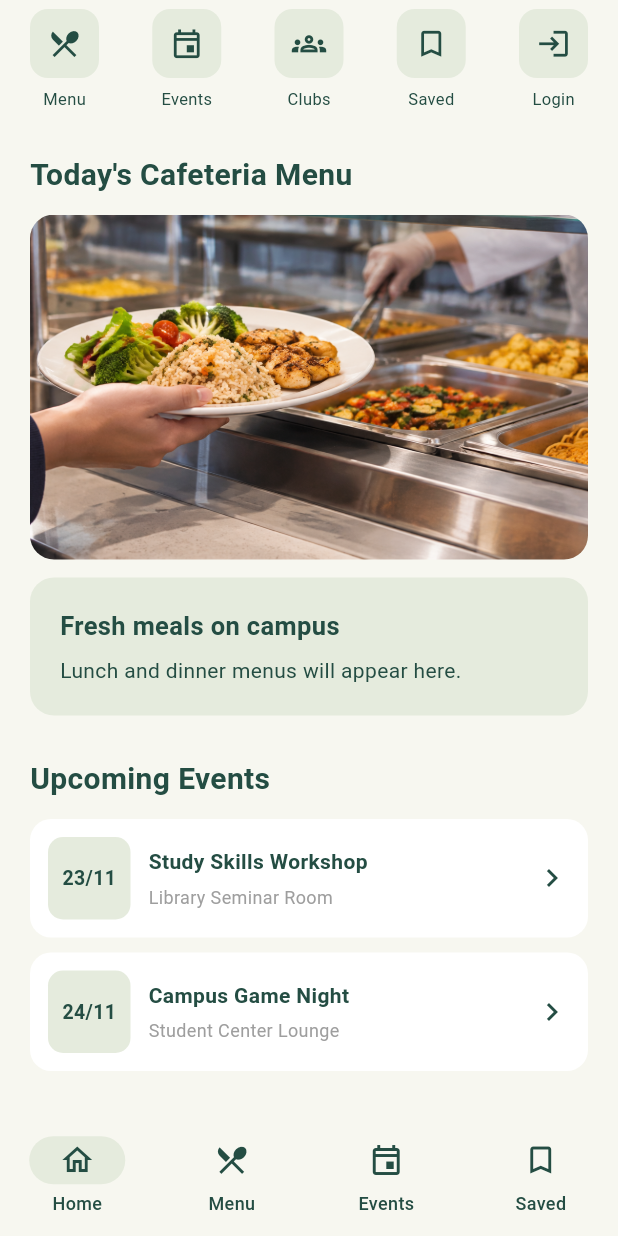
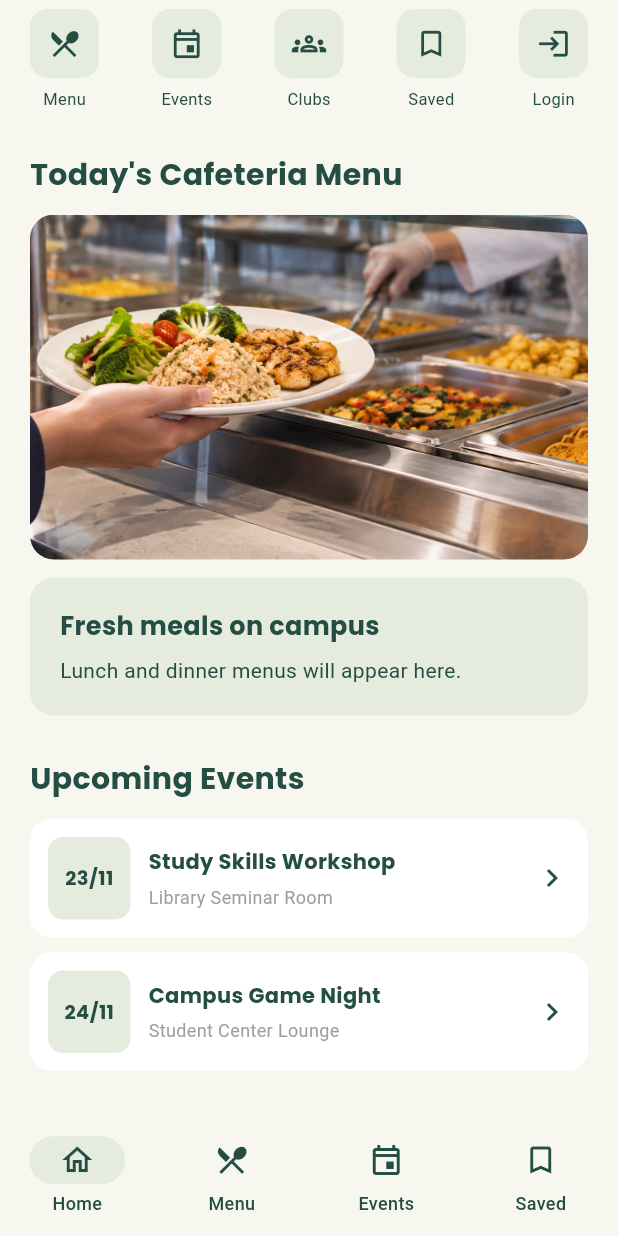
Before and after one commit to mayasezgin/cs310-campusly-group38, a Flutter app: the screen it shows after launch, scrolled down 181 dp, on a phone screen of 412 x 824 dp. Run offline on Flutter 3.47's test engine with Material 3 defaults, Android fonts, the phone set to English and light mode, and no system bars.

Commit message:
Add Poppins custom font to Campusly theme

```diff
--- a/lib/main.dart
+++ b/lib/main.dart
@@ -27,6 +27,7 @@ class CampuslyApp extends StatelessWidget {
 
       theme: ThemeData(
         useMaterial3: true,
+        fontFamily: 'Poppins',
         scaffoldBackgroundColor: campusCream,
 
         colorScheme: ColorScheme.fromSeed(
--- a/pubspec.yaml
+++ b/pubspec.yaml
@@ -58,6 +58,12 @@ flutter:
   uses-material-design: true
   assets:
    - assets/images/cafeteria.png
+  fonts:
+    - family: Poppins
+      fonts:
+        - asset: assets/fonts/Poppins-Regular.ttf
+        - asset: assets/fonts/Poppins-Bold.ttf
+          weight: 700
 
   # To add assets to your application, add an assets section, like this:
   # assets:
```
Also changed, not shown: assets/fonts/Poppins-Bold.ttf (added), assets/fonts/Poppins-Regular.ttf (added).
